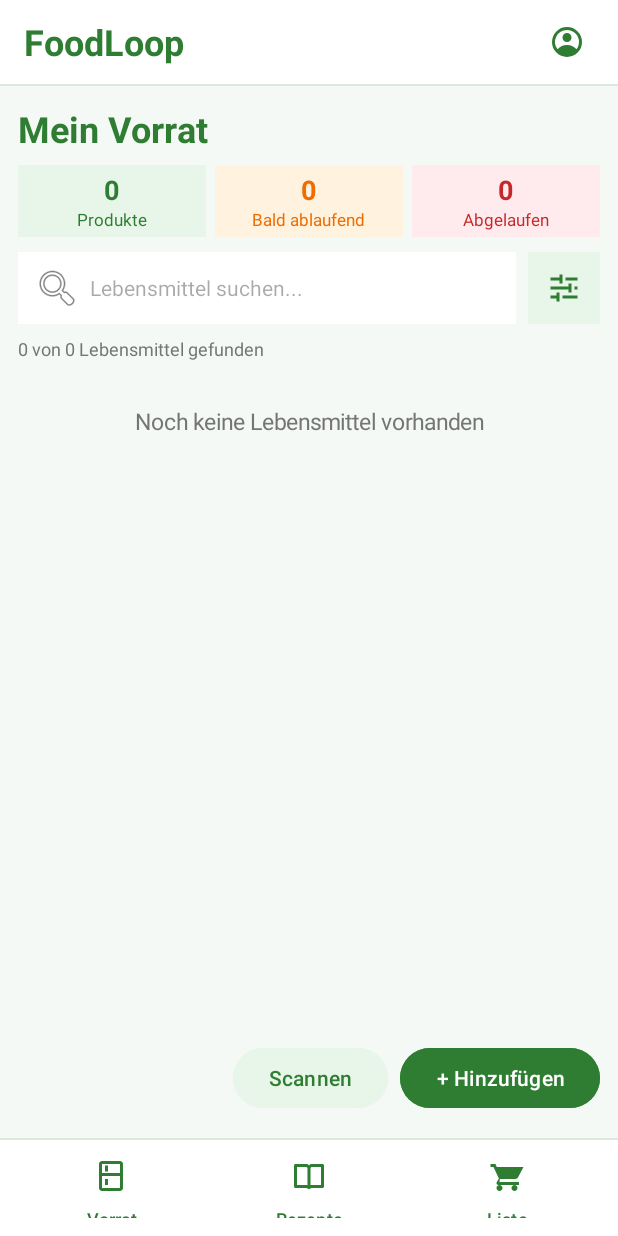
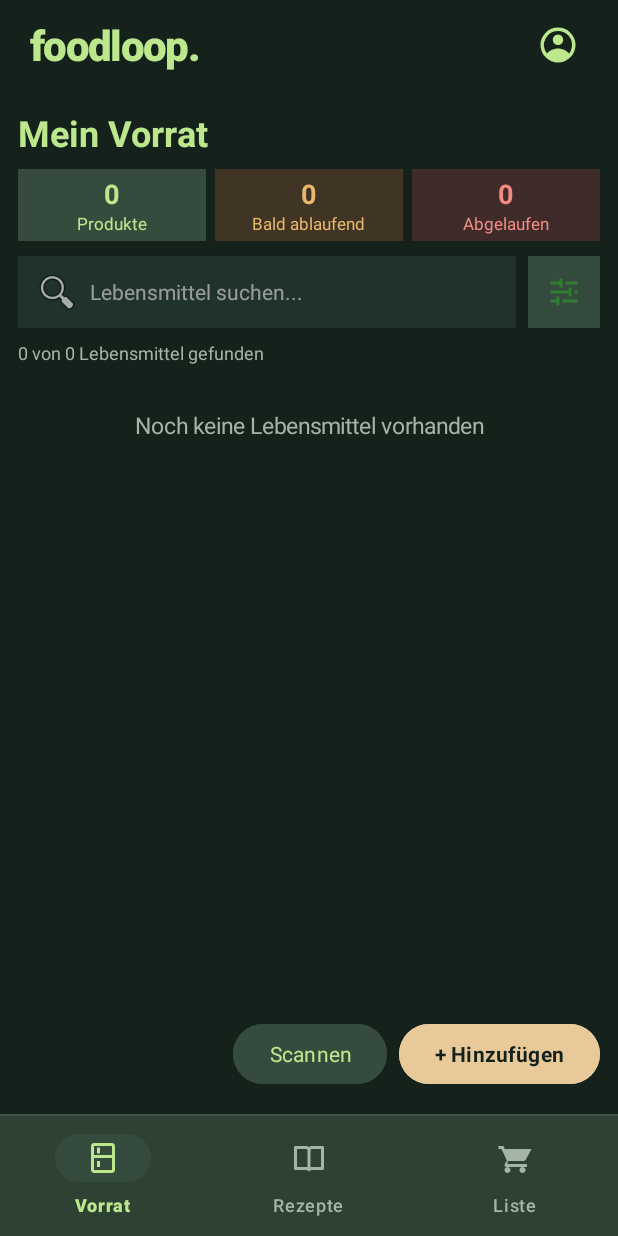
Before and after one commit to AlexAndrei302/FoodLoop, an Android app: the screen it shows after launch once a user with an empty profile is signed in (MainActivity), on a phone screen of 412 x 824 dp. Run offline under Robolectric (Android 15) with nearby library versions, the phone set to English and light mode, and no system bars; our stand-ins replace Firebase (no records; nobody signed in at launch, a user with empty details on screens opened directly), Room's generated code; 1 statement that could not run was skipped.

Commit message:
am mai facut iar ceva schimbari la design

```diff
--- a/app/src/main/java/com/example/foodloop/MainActivity.kt
+++ b/app/src/main/java/com/example/foodloop/MainActivity.kt
@@ -25,6 +25,7 @@ import com.example.foodloop.notifications.NotificationScheduler
 import com.google.firebase.auth.FirebaseAuth
 import kotlinx.coroutines.CancellationException
 import kotlinx.coroutines.launch
+import com.google.android.material.bottomnavigation.BottomNavigationView
 
 class MainActivity : AppCompatActivity() {
 
@@ -63,23 +64,45 @@ class MainActivity : AppCompatActivity() {
             openFragment(PantryFragment())
         }
 
-        findViewById<Button>(R.id.btn_pantry)
-            .setOnClickListener {
+
+        val bottomNavigation =
+            findViewById<BottomNavigationView>(
+                R.id.bottom_navigation
+            )
+
+        bottomNavigation.setOnItemSelectedListener { item ->
+
+            when (item.itemId) {
+
+                R.id.btn_pantry -> {
 
                     openFragment(PantryFragment())
+
+                    true
                 }
 
-        findViewById<Button>(R.id.btn_recipes)
-            .setOnClickListener {
+                R.id.btn_recipes -> {
 
                     openFragment(RecipesFragment())
+
+                    true
                 }
 
-        findViewById<Button>(R.id.btn_shopping)
-            .setOnClickListener {
+                R.id.btn_shopping -> {
 
                     openFragment(ShoppingListFragment())
+
+                    true
                 }
+
+                else -> false
+            }
+        }
+
+        bottomNavigation.setOnItemReselectedListener {
+            // Nu reîncărcăm fragmentul deja deschis.
+        }
+
 
         findViewById<ImageButton>(R.id.btn_profile)
             .setOnClickListener {
--- a/app/src/main/java/com/example/foodloop/PantryFragment.kt
+++ b/app/src/main/java/com/example/foodloop/PantryFragment.kt
@@ -44,7 +44,7 @@ import android.widget.ArrayAdapter
 import android.widget.Spinner
 import androidx.core.widget.doAfterTextChanged
 import java.util.Calendar
-
+import androidx.core.content.ContextCompat
 
 
 class PantryFragment : Fragment(R.layout.fragment_pantry) {
@@ -555,7 +555,7 @@ class PantryFragment : Fragment(R.layout.fragment_pantry) {
             emptyText.gravity = android.view.Gravity.CENTER
 
             emptyText.setTextColor(
-                Color.parseColor("#757575")
+                themeColor(R.color.foodloop_text_secondary)
             )
 
             emptyText.setPadding(
@@ -589,13 +589,14 @@ class PantryFragment : Fragment(R.layout.fragment_pantry) {
 
             val background = GradientDrawable()
 
-            background.setColor(Color.WHITE)
-
+            background.setColor(
+                themeColor(R.color.foodloop_surface)
+            )
             background.cornerRadius = dp(12).toFloat()
 
             background.setStroke(
                 dp(1),
-                Color.parseColor("#DDE8DD")
+                themeColor(R.color.foodloop_border)
             )
 
             item.background = background
@@ -674,7 +675,7 @@ class PantryFragment : Fragment(R.layout.fragment_pantry) {
                     GradientDrawable()
 
                 placeholderBackground.setColor(
-                    Color.parseColor("#E8F5E9")
+                    themeColor(R.color.foodloop_primary_light)
                 )
 
                 placeholderBackground.cornerRadius =
@@ -712,7 +713,7 @@ class PantryFragment : Fragment(R.layout.fragment_pantry) {
             )
 
             nameText.setTextColor(
-                Color.parseColor("#212121")
+                themeColor(R.color.foodloop_text_primary)
             )
 
             nameText.maxLines = 1
@@ -728,7 +729,7 @@ class PantryFragment : Fragment(R.layout.fragment_pantry) {
             quantityText.textSize = 13f
 
             quantityText.setTextColor(
-                Color.parseColor("#757575")
+                themeColor(R.color.foodloop_text_secondary)
             )
 
             quantityText.maxLines = 1
@@ -753,7 +754,7 @@ class PantryFragment : Fragment(R.layout.fragment_pantry) {
                         "Abgelaufen · ${food.expirationDate}"
 
                     statusText.setTextColor(
-                        Color.parseColor("#C62828")
+                        themeColor(R.color.foodloop_error)
                     )
                 }
 
@@ -762,7 +763,7 @@ class PantryFragment : Fragment(R.layout.fragment_pantry) {
                     statusText.text = "Läuft heute ab!"
 
                     statusText.setTextColor(
-                        Color.parseColor("#EF6C00")
+                        themeColor(R.color.foodloop_warning)
                     )
                 }
 
@@ -772,7 +773,7 @@ class PantryFragment : Fragment(R.layout.fragment_pantry) {
                         "Bald · ${food.expirationDate}"
 
                     statusText.setTextColor(
-                        Color.parseColor("#EF6C00")
+                        themeColor(R.color.foodloop_warning)
                     )
                 }
 
@@ -782,7 +783,7 @@ class PantryFragment : Fragment(R.layout.fragment_pantry) {
                         "Haltbar · ${food.expirationDate}"
 
                     statusText.setTextColor(
-                        Color.parseColor("#2E7D32")
+                        themeColor(R.color.foodloop_primary)
                     )
                 }
             }
@@ -807,7 +808,7 @@ class PantryFragment : Fragment(R.layout.fragment_pantry) {
                 android.view.Gravity.CENTER
 
             detailsButton.setTextColor(
-                Color.parseColor("#616161")
+                themeColor(R.color.foodloop_text_secondary)
             )
 
             detailsButton.layoutParams =
@@ -1462,4 +1463,10 @@ class PantryFragment : Fragment(R.layout.fragment_pantry) {
                 ).toInt()
     }
 
+    private fun themeColor(colorId: Int): Int {
+        return ContextCompat.getColor(
+            requireContext(),
+            colorId
+        )
+    }
 }
--- a/app/src/main/java/com/example/foodloop/RecipesFragment.kt
+++ b/app/src/main/java/com/example/foodloop/RecipesFragment.kt
@@ -24,7 +24,7 @@ import kotlinx.coroutines.launch
 import java.text.SimpleDateFormat
 import java.util.Calendar
 import java.util.Locale
-
+import androidx.core.content.ContextCompat
 class RecipesFragment : Fragment(R.layout.fragment_recipes) {
 
     private lateinit var recipeList: LinearLayout
@@ -218,13 +218,14 @@ class RecipesFragment : Fragment(R.layout.fragment_recipes) {
 
         val background = GradientDrawable()
 
-        background.setColor(Color.WHITE)
-
+        background.setColor(
+            themeColor(R.color.foodloop_surface)
+        )
         background.cornerRadius = dp(16).toFloat()
 
         background.setStroke(
             dp(1),
-            Color.parseColor("#DDE8DD")
+            themeColor(R.color.foodloop_border)
         )
 
         card.background = background
@@ -247,7 +248,7 @@ class RecipesFragment : Fragment(R.layout.fragment_recipes) {
         title.setTypeface(null, Typeface.BOLD)
 
         title.setTextColor(
-            Color.parseColor("#2E7D32")
+            themeColor(R.color.foodloop_primary)
         )
 
         card.addView(title)
@@ -258,7 +259,9 @@ class RecipesFragment : Fragment(R.layout.fragment_recipes) {
             "Zubereitungszeit: " +
                     "${recommendation.recipe.preparationTime} Min."
 
-        time.textSize = 14f
+        time.setTextColor(
+    themeColor(R.color.foodloop_text_secondary)
+)
 
         card.addView(time)
 
@@ -270,7 +273,7 @@ class RecipesFragment : Fragment(R.layout.fragment_recipes) {
         percentage.textSize = 16f
 
         percentage.setTextColor(
-            Color.parseColor("#2E7D32")
+            themeColor(R.color.foodloop_primary)
         )
 
         percentage.setPadding(0, dp(10), 0, 0)
@@ -290,7 +293,7 @@ class RecipesFragment : Fragment(R.layout.fragment_recipes) {
 
         progressBar.progressTintList =
             ColorStateList.valueOf(
-                Color.parseColor("#388E3C")
+                themeColor(R.color.foodloop_primary)
             )
 
         card.addView(
@@ -310,7 +313,7 @@ class RecipesFragment : Fragment(R.layout.fragment_recipes) {
                         .ifEmpty { "Keine Zutaten" }
 
         available.setTextColor(
-            Color.parseColor("#2E7D32")
+            themeColor(R.color.foodloop_primary)
         )
 
         available.setPadding(0, dp(8), 0, 0)
@@ -326,7 +329,7 @@ class RecipesFragment : Fragment(R.layout.fragment_recipes) {
                         .ifEmpty { "Keine" }
 
         missing.setTextColor(
-            Color.parseColor("#B45309")
+            themeColor(R.color.foodloop_warning)
         )
 
         card.addView(missing)
@@ -340,7 +343,7 @@ class RecipesFragment : Fragment(R.layout.fragment_recipes) {
                         recommendation.expiring.joinToString(", ")
 
             warning.setTextColor(
-                Color.parseColor("#D97706")
+                themeColor(R.color.foodloop_warning)
             )
 
             warning.setTypeface(null, Typeface.BOLD)
@@ -356,10 +359,12 @@ class RecipesFragment : Fragment(R.layout.fragment_recipes) {
 
         button.backgroundTintList =
             ColorStateList.valueOf(
-                Color.parseColor("#2E7D32")
+                themeColor(R.color.foodloop_primary)
             )
 
-        button.setTextColor(Color.WHITE)
+        button.setTextColor(
+    themeColor(R.color.foodloop_on_primary)
+)
 
         button.setOnClickListener {
 
@@ -404,4 +409,11 @@ class RecipesFragment : Fragment(R.layout.fragment_recipes) {
                 value * resources.displayMetrics.density
                 ).toInt()
     }
+
+    private fun themeColor(colorId: Int): Int {
+        return ContextCompat.getColor(
+            requireContext(),
+            colorId
+        )
+    }
 }
--- /dev/null
+++ b/app/src/main/res/color/bottom_nav_colors.xml
@@ -0,0 +1,12 @@
+<?xml version="1.0" encoding="utf-8"?>
+
+<selector xmlns:android="http://schemas.android.com/apk/res/android">
+
+    <item
+        android:state_checked="true"
+        android:color="@color/foodloop_primary"/>
+
+    <item
+        android:color="@color/foodloop_text_secondary"/>
+
+</selector>
--- a/app/src/main/res/layout/activity_main.xml
+++ b/app/src/main/res/layout/activity_main.xml
@@ -2,6 +2,7 @@
 
 <LinearLayout
     xmlns:android="http://schemas.android.com/apk/res/android"
+    xmlns:app="http://schemas.android.com/apk/res-auto"
     android:layout_width="match_parent"
     android:layout_height="match_parent"
     android:orientation="vertical"
@@ -12,46 +13,46 @@
 
     <LinearLayout
         android:layout_width="match_parent"
-        android:layout_height="56dp"
+        android:layout_height="60dp"
         android:orientation="horizontal"
         android:gravity="center_vertical"
-        android:paddingStart="16dp"
-        android:paddingEnd="12dp"
-        android:background="@color/foodloop_surface">
+        android:paddingStart="20dp"
+        android:paddingEnd="16dp"
+        android:background="@color/foodloop_background">
 
         <TextView
             android:layout_width="0dp"
             android:layout_height="wrap_content"
             android:layout_weight="1"
-            android:text="FoodLoop"
-            android:textSize="24sp"
+            android:text="foodloop."
+            android:textSize="28sp"
             android:textStyle="bold"
+            android:fontFamily="sans-serif-medium"
+            android:letterSpacing="-0.04"
             android:textColor="@color/foodloop_primary"/>
 
         <ImageButton
             android:id="@+id/btn_profile"
-            android:layout_width="44dp"
-            android:layout_height="44dp"
+            android:layout_width="48dp"
+            android:layout_height="48dp"
             android:src="@drawable/ic_profile"
             android:background="?attr/selectableItemBackgroundBorderless"
+            android:tint="@color/foodloop_primary"
             android:contentDescription="Mein Profil"
             android:padding="10dp"
             android:scaleType="fitCenter"/>
 
     </LinearLayout>
 
-    <View
-        android:layout_width="match_parent"
-        android:layout_height="1dp"
-        android:background="@color/foodloop_border"/>
-
-    <!-- FRAGMENT -->
+    <!-- FRAGMENT CONTAINER -->
 
     <FrameLayout
         android:id="@+id/fragment_container"
         android:layout_width="match_parent"
         android:layout_height="0dp"
         android:layout_weight="1"/>
+
+    <!-- DIVIDER -->
 
     <View
         android:layout_width="match_parent"
@@ -60,68 +61,16 @@
 
     <!-- BOTTOM NAVIGATION -->
 
-    <LinearLayout
+    <com.google.android.material.bottomnavigation.BottomNavigationView
+        android:id="@+id/bottom_navigation"
         android:layout_width="match_parent"
-        android:layout_height="64dp"
-        android:orientation="horizontal"
+        android:layout_height="wrap_content"
         android:background="@color/foodloop_surface"
-        android:paddingStart="8dp"
-        android:paddingEnd="8dp">
-
-        <Button
-            android:id="@+id/btn_pantry"
-            android:layout_width="0dp"
-            android:layout_height="match_parent"
-            android:layout_weight="1"
-            android:background="?attr/selectableItemBackground"
-            android:drawableTop="@drawable/ic_pantry"
-            android:drawablePadding="4dp"
-            android:paddingTop="8dp"
-            android:paddingBottom="8dp"
-            android:text="Vorrat"
-            android:textSize="12sp"
-            android:textColor="@color/foodloop_primary"
-            android:textAllCaps="false"
-            android:gravity="center"
-            android:minHeight="0dp"
-            android:minWidth="0dp"/>
-
-        <Button
-            android:id="@+id/btn_recipes"
-            android:layout_width="0dp"
-            android:layout_height="match_parent"
-            android:layout_weight="1"
-            android:background="?attr/selectableItemBackground"
-            android:drawableTop="@drawable/ic_recipes"
-            android:drawablePadding="4dp"
-            android:paddingTop="8dp"
-            android:paddingBottom="8dp"
-            android:text="Rezepte"
-            android:textSize="12sp"
-            android:textColor="@color/foodloop_primary"
-            android:textAllCaps="false"
-            android:gravity="center"
-            android:minHeight="0dp"
-            android:minWidth="0dp"/>
-
-        <Button
-            android:id="@+id/btn_shopping"
-            android:layout_width="0dp"
-            android:layout_height="match_parent"
-            android:layout_weight="1"
-            android:background="?attr/selectableItemBackground"
-            android:drawableTop="@drawable/ic_shopping"
-            android:drawablePadding="4dp"
-            android:paddingTop="8dp"
-            android:paddingBottom="8dp"
-            android:text="Liste"
-            android:textSize="12sp"
-            android:textColor="@color/foodloop_primary"
-            android:textAllCaps="false"
-            android:gravity="center"
-            android:minHeight="0dp"
-            android:minWidth="0dp"/>
-
-    </LinearLayout>
+        app:menu="@menu/bottom_navigation_menu"
+        app:itemIconTint="@color/bottom_nav_colors"
+        app:itemTextColor="@color/bottom_nav_colors"
+        app:itemIconSize="24dp"
+        app:itemHorizontalTranslationEnabled="false"
+        app:labelVisibilityMode="labeled"/>
 
 </LinearLayout>
--- a/app/src/main/res/layout/fragment_pantry.xml
+++ b/app/src/main/res/layout/fragment_pantry.xml
@@ -252,8 +252,9 @@
             android:layout_marginStart="8dp"
             android:text="+ Hinzufügen"
             android:textAllCaps="false"
-            android:textColor="@color/white"
-            android:backgroundTint="@color/foodloop_primary"/>
+            android:textStyle="bold"
+            android:textColor="@color/foodloop_on_primary"
+            android:backgroundTint="@color/foodloop_secondary"/>
 
     </LinearLayout>
 
--- a/app/src/main/res/layout/fragment_recipes.xml
+++ b/app/src/main/res/layout/fragment_recipes.xml
@@ -5,7 +5,7 @@
     android:layout_width="match_parent"
     android:layout_height="match_parent"
     android:orientation="vertical"
-    android:background="#F5F9F5"
+    android:background="@color/foodloop_background"
     android:padding="16dp">
 
     <TextView
@@ -14,16 +14,16 @@
         android:text="Meine Rezepte"
         android:textSize="26sp"
         android:textStyle="bold"
-        android:textColor="#2E7D32" />
+        android:textColor="@color/foodloop_primary" />
 
     <TextView
         android:layout_width="match_parent"
         android:layout_height="wrap_content"
         android:text="Empfehlungen basierend auf deinem Vorrat"
         android:textSize="15sp"
-        android:textColor="#666666"
+        android:textColor="@color/foodloop_text_secondary"
         android:layout_marginTop="6dp"
-        android:layout_marginBottom="16dp" />
+        android:layout_marginBottom="16dp"/>
 
     <ScrollView
         android:layout_width="match_parent"
--- a/app/src/main/res/layout/fragment_shopping_list.xml
+++ b/app/src/main/res/layout/fragment_shopping_list.xml
@@ -5,7 +5,7 @@
     android:layout_height="match_parent"
     android:orientation="vertical"
     android:padding="16dp"
-    android:background="#F5F9F5">
+    android:background="@color/foodloop_background">
 
     <TextView
         android:layout_width="match_parent"
@@ -13,7 +13,7 @@
         android:text="Einkaufsliste"
         android:textSize="28sp"
         android:textStyle="bold"
-        android:textColor="#2E7D32"
+        android:textColor="@color/foodloop_primary"
         android:layout_marginBottom="12dp"/>
 
     <TextView
@@ -21,6 +21,7 @@
         android:layout_height="wrap_content"
         android:text="Was muss ich noch kaufen?"
         android:textSize="18sp"
+        android:textColor="@color/foodloop_text_secondary"
         android:layout_marginBottom="16dp"/>
 
     <ScrollView
--- /dev/null
+++ b/app/src/main/res/menu/bottom_navigation_menu.xml
@@ -0,0 +1,20 @@
+<?xml version="1.0" encoding="utf-8"?>
+
+<menu xmlns:android="http://schemas.android.com/apk/res/android">
+
+    <item
+        android:id="@+id/btn_pantry"
+        android:icon="@drawable/ic_pantry"
+        android:title="Vorrat"/>
+
+    <item
+        android:id="@+id/btn_recipes"
+        android:icon="@drawable/ic_recipes"
+        android:title="Rezepte"/>
+
+    <item
+        android:id="@+id/btn_shopping"
+        android:icon="@drawable/ic_shopping"
+        android:title="Liste"/>
+
+</menu>
--- a/app/src/main/res/values/colors.xml
+++ b/app/src/main/res/values/colors.xml
@@ -4,22 +4,61 @@
     <color name="black">#FF000000</color>
     <color name="white">#FFFFFFFF</color>
 
-    <color name="foodloop_primary">#2E7D32</color>
-    <color name="foodloop_primary_dark">#1B5E20</color>
-    <color name="foodloop_primary_light">#E8F5E9</color>
+    <!-- PREMIUM FOREST -->
 
-    <color name="foodloop_background">#F5F9F5</color>
-    <color name="foodloop_surface">#FFFFFF</color>
+    <color name="foodloop_background">#14221B</color>
+    <color name="foodloop_surface">#20332A</color>
+    <color name="foodloop_surface_variant">#2A4033</color>
+    <color name="foodloop_container">#354B3D</color>
+    <color name="foodloop_border">#405548</color>
 
-    <color name="foodloop_text">#212121</color>
-    <color name="foodloop_text_secondary">#757575</color>
-    <color name="foodloop_border">#DDE8DD</color>
+    <!-- PRIMARY -->
 
-    <color name="foodloop_warning">#EF6C00</color>
-    <color name="foodloop_error">#C62828</color>
-    <color name="foodloop_success">#2E7D32</color>
+    <color name="foodloop_primary">#BCE78C</color>
+    <color name="foodloop_primary_dark">#14221B</color>
+    <color name="foodloop_primary_light">#354B3D</color>
+    <color name="foodloop_on_primary">#14221B</color>
 
-    <color name="foodloop_warning_light">#FFF3E0</color>
-    <color name="foodloop_error_light">#FFEBEE</color>
+    <!-- SECONDARY -->
+
+    <color name="foodloop_secondary">#E8C99A</color>
+    <color name="foodloop_secondary_light">#40392D</color>
+    <color name="foodloop_accent">#E8C99A</color>
+
+    <!-- TEXT -->
+
+    <color name="foodloop_text">#F3F4EA</color>
+    <color name="foodloop_text_primary">#F3F4EA</color>
+    <color name="foodloop_text_secondary">#A4B5A8</color>
+    <color name="foodloop_text_muted">#84998B</color>
+
+    <!-- SUCCESS -->
+
+    <color name="foodloop_success">#BCE78C</color>
+    <color name="foodloop_success_light">#304A35</color>
+
+    <!-- WARNING -->
+
+    <color name="foodloop_warning">#E9B86C</color>
+    <color name="foodloop_warning_light">#403525</color>
+
+    <!-- ERROR -->
+
+    <color name="foodloop_error">#F28B82</color>
+    <color name="foodloop_error_light">#402B2B</color>
+
+    <!-- ICONS -->
+
+    <color name="foodloop_icon">#BCE78C</color>
+    <color name="foodloop_icon_inactive">#A4B5A8</color>
+
+    <!-- NAVIGATION -->
+
+    <color name="foodloop_navigation">#20332A</color>
+    <color name="foodloop_navigation_active">#354B3D</color>
+
+    <!-- ADDITIONAL COLORS -->
+
+    <color name="foodloop_blue">#9EC9E7</color>
 
 </resources>
--- a/app/src/main/res/values/themes.xml
+++ b/app/src/main/res/values/themes.xml
@@ -1,43 +1,107 @@
+<?xml version="1.0" encoding="utf-8"?>
+
 <resources>
 
     <style name="Base.Theme.FoodLoop"
-        parent="Theme.Material3.Light.NoActionBar">
+        parent="Theme.Material3.Dark.NoActionBar">
 
-        <item name="colorPrimary">@color/foodloop_primary</item>
+        <!-- PRIMARY -->
 
-        <item name="colorOnPrimary">@color/white</item>
+        <item name="colorPrimary">
+            @color/foodloop_primary
+        </item>
 
-        <item name="colorPrimaryContainer">@color/foodloop_primary_light</item>
+        <item name="colorOnPrimary">
+            @color/foodloop_on_primary
+        </item>
 
-        <item name="colorOnPrimaryContainer">@color/foodloop_primary_dark</item>
+        <item name="colorPrimaryContainer">
+            @color/foodloop_container
+        </item>
 
-        <item name="colorSecondary">@color/foodloop_primary</item>
+        <item name="colorOnPrimaryContainer">
+            @color/foodloop_primary
+        </item>
 
-        <item name="colorOnSecondary">@color/white</item>
+        <!-- SECONDARY -->
 
-        <item name="colorSecondaryContainer">@color/foodloop_primary_light</item>
+        <item name="colorSecondary">
+            @color/foodloop_accent
+        </item>
 
-        <item name="colorOnSecondaryContainer">@color/foodloop_primary_dark</item>
+        <item name="colorOnSecondary">
+            @color/foodloop_on_primary
+        </item>
 
-        <item name="colorSurface">@color/foodloop_surface</item>
+        <item name="colorSecondaryContainer">
+            @color/foodloop_container
+        </item>
 
-        <item name="colorOnSurface">@color/foodloop_text</item>
+        <item name="colorOnSecondaryContainer">
+            @color/foodloop_text
+        </item>
 
-        <item name="colorOnSurfaceVariant">@color/foodloop_text_secondary</item>
+        <!-- SURFACES -->
 
-        <item name="colorError">@color/foodloop_error</item>
+        <item name="colorSurface">
+            @color/foodloop_surface
+        </item>
 
-        <item name="android:windowBackground">@color/foodloop_background</item>
+        <item name="colorOnSurface">
+            @color/foodloop_text
+        </item>
 
-        <item name="android:statusBarColor">@color/foodloop_background</item>
+        <item name="colorSurfaceVariant">
+            @color/foodloop_surface_variant
+        </item>
 
-        <item name="android:navigationBarColor">@color/foodloop_surface</item>
+        <item name="colorOnSurfaceVariant">
+            @color/foodloop_text_secondary
+        </item>
 
-        <item name="android:windowLightStatusBar">true</item>
+        <item name="colorOutline">
+            @color/foodloop_border
+        </item>
 
-        <item name="android:windowLightNavigationBar">true</item>
+        <!-- ERROR -->
 
-        <item name="android:forceDarkAllowed">false</item>
+        <item name="colorError">
+            @color/foodloop_error
+        </item>
+
+        <item name="colorOnError">
+            @color/foodloop_background
+        </item>
+
+        <!-- WINDOW -->
+
+        <item name="android:windowBackground">
+            @color/foodloop_background
+        </item>
+
+        <item name="android:statusBarColor">
+            @color/foodloop_background
+        </item>
+
+        <item name="android:navigationBarColor">
+            @color/foodloop_background
+        </item>
+
+        <item name="android:windowLightStatusBar">
+            false
+        </item>
+
+        <item name="android:windowLightNavigationBar">
+            false
+        </item>
+
+        <item name="android:forceDarkAllowed">
+            false
+        </item>
+
+        <item name="android:fontFamily">
+            sans-serif
+        </item>
 
     </style>
 
```
Lines whose indentation alone changed are shown as unchanged.
